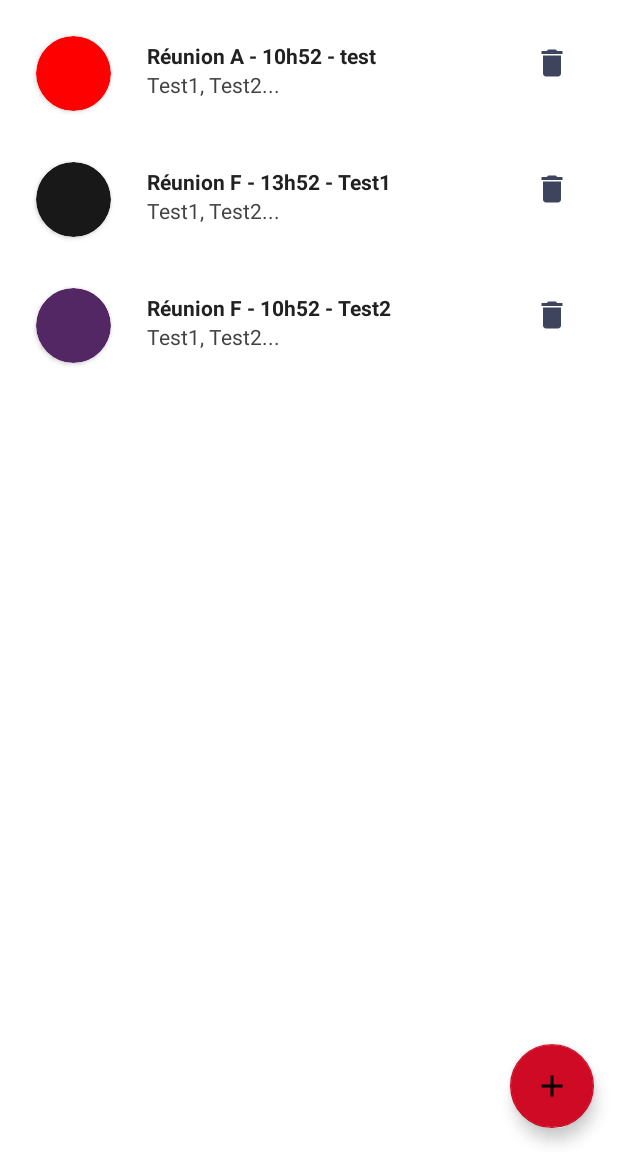
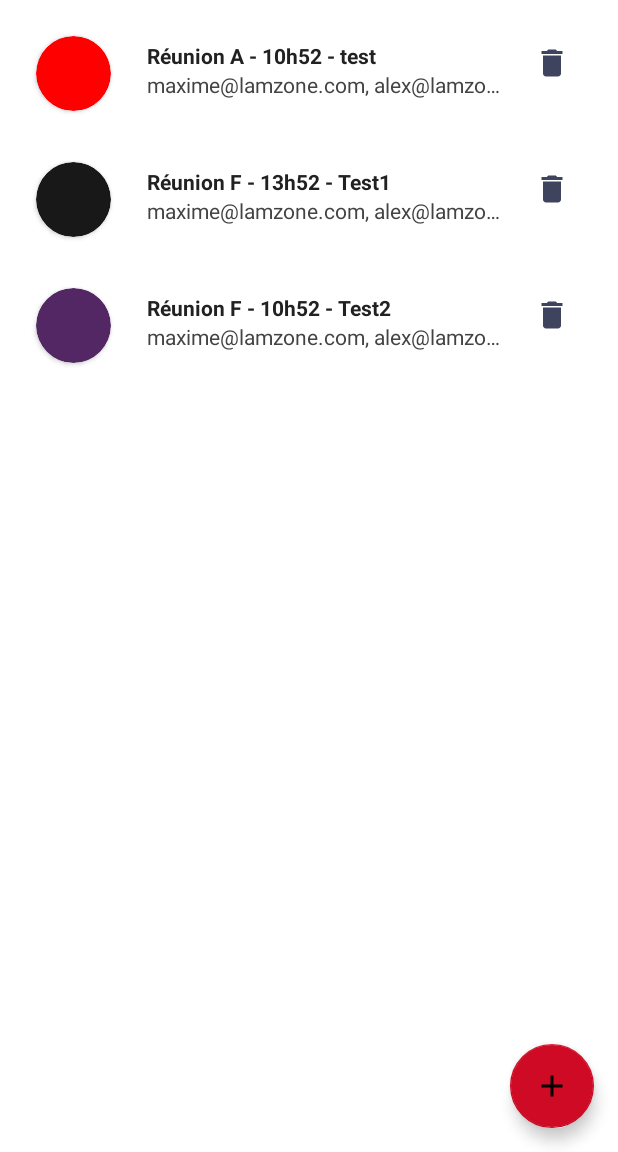
Before and after one commit to Larisme/Mar-u, an Android app: the screen it shows after launch (ListMeetingActivity), on a phone screen of 412 x 824 dp, the part 84-1236 px from its top. Run offline under Robolectric (Android 15) with nearby library versions, the phone set to English and light mode, and no system bars; our stand-ins replace ButterKnife, EventBus.

Commit message:
final vers.

```diff
--- a/app/build.gradle
+++ b/app/build.gradle
@@ -6,7 +6,7 @@ android {
 
     defaultConfig {
         applicationId "com.benjamin.dugas.maru"
-        minSdkVersion 21
+        minSdkVersion 24
         targetSdkVersion 29
         versionCode 1
         versionName "1.0"
--- a/app/src/main/java/com/benjamin/dugas/maru/model/Meeting.java
+++ b/app/src/main/java/com/benjamin/dugas/maru/model/Meeting.java
@@ -6,6 +6,10 @@ public class    Meeting {
 
     /** Avatar **/
     private int avatarColor;
+
+    /** Date **/
+    private int day;
+    private int month;
 
     /** Hour **/
     private int hour;
@@ -22,14 +26,20 @@ public class    Meeting {
 
     /**
      * Constructor
+     * @param avatarColor
+     * @param day
+     * @param month
      * @param hour
+     * @param minutes
      * @param location
      * @param topic
      * @param participants
      */
-    public Meeting(int avatarColor, int hour, int minutes,  String location, String topic,
+    public Meeting(int avatarColor, int day, int month, int hour, int minutes,  String location, String topic,
                    List<String> participants) {
         this.avatarColor = avatarColor;
+        this.day = day;
+        this.month = month;
         this.hour = hour;
         this.minutes = minutes;
         this.location = location;
@@ -40,6 +50,14 @@ public class    Meeting {
     public int getAvatarColor() {return avatarColor; }
 
     public void setAvatarColor(int avatarColor) { this.avatarColor = avatarColor; }
+
+    public int getDay() { return day; }
+
+    public void setDay(int day) { this.day = day; }
+
+    public int getMonth() { return month; }
+
+    public void setMonth(int month) { this.month = month; }
 
     public int getHour() { return hour; }
 
--- a/app/src/main/java/com/benjamin/dugas/maru/service/DummyMeetingApiService.java
+++ b/app/src/main/java/com/benjamin/dugas/maru/service/DummyMeetingApiService.java
@@ -29,10 +29,10 @@ public class DummyMeetingApiService implements MeetingApiService {
     }
 
     @Override
-    public List<Meeting> filterMeetingByHour( int hour ) {
+    public List<Meeting> filterMeetingByDate( int day, int month ) {
         List<Meeting> filterMeeting = new ArrayList<>();
         for (Meeting meeting : meetings) {
-            if (meeting.getHour() == hour)
+            if (meeting.getDay() == day && meeting.getMonth() == month)
                 filterMeeting.add(meeting);
         }
         return filterMeeting;
--- a/app/src/main/java/com/benjamin/dugas/maru/service/DummyMeetingGenerator.java
+++ b/app/src/main/java/com/benjamin/dugas/maru/service/DummyMeetingGenerator.java
@@ -11,12 +11,12 @@ public abstract class DummyMeetingGenerator {
     static int red = 0xffff0000;
     static int black = 0xff181818;
     static int purple = 0xff532764;
-    private static List participants = Arrays.asList("Test1", "Test2");
+    private static List participants = Arrays.asList("maxime@lamzone.com", "alex@lamzone.com");
 
     public static List<Meeting> DUMMY_MEETING = Arrays.asList(
-            new Meeting(red,10, 52, "A", "test", participants),
-            new Meeting(black,13, 52, "F", "Test1", participants),
-            new Meeting(purple,10, 52, "F", "Test2", participants)
+            new Meeting(red,10, 2, 10, 52, "A", "test", participants),
+            new Meeting(black,13, 2, 13, 52, "F", "Test1", participants),
+            new Meeting(purple,10, 2, 10, 52, "F", "Test2", participants)
     );
 
     static List<Meeting> generateMeetings() {
--- a/app/src/main/java/com/benjamin/dugas/maru/service/MeetingApiService.java
+++ b/app/src/main/java/com/benjamin/dugas/maru/service/MeetingApiService.java
@@ -14,5 +14,5 @@ public interface MeetingApiService {
 
     List<Meeting> filterMeetingByLocation(String location);
 
-    List<Meeting> filterMeetingByHour(/*String hour*/ int hour);
+    List<Meeting> filterMeetingByDate(int day, int month);
 }
--- a/app/src/main/java/com/benjamin/dugas/maru/ui/meeting_list/MeetingAdapter.java
+++ b/app/src/main/java/com/benjamin/dugas/maru/ui/meeting_list/MeetingAdapter.java
@@ -35,7 +35,7 @@ public class MeetingAdapter extends RecyclerView.Adapter<MeetingViewHolder> {
 
         viewHolder.mMeetingAvatar.setCardBackgroundColor(meeting.getAvatarColor());
         viewHolder.mMeetingInfo.setText(String.format("Réunion %s - %sh%s - %s", meeting.getLocation(), meeting.getHour(), meeting.getMinutes(), meeting.getTopic()));
-        viewHolder.mMeetingParticipants.setText(String.format("%s, %s...", meeting.getParticipant(0), meeting.getParticipant(1)));
+        viewHolder.mMeetingParticipants.setText(String.format("%s, %s", meeting.getParticipant(0), meeting.getParticipant(1)));
 
         viewHolder.mDeleteButton.setOnClickListener(new View.OnClickListener(){
             @Override
--- a/app/src/main/res/layout/activity_main.xml
+++ b/app/src/main/res/layout/activity_main.xml
@@ -37,4 +37,6 @@
             android:src="@drawable/baseline_add_24"
             android:tint="@color/colorWhite"/>
 
+
+
 </androidx.constraintlayout.widget.ConstraintLayout>
--- a/app/src/main/res/layout/fragment_meeting.xml
+++ b/app/src/main/res/layout/fragment_meeting.xml
@@ -1,5 +1,6 @@
 <?xml version="1.0" encoding="utf-8"?>
-<androidx.constraintlayout.widget.ConstraintLayout xmlns:android="http://schemas.android.com/apk/res/android"
+<androidx.constraintlayout.widget.ConstraintLayout
+    xmlns:android="http://schemas.android.com/apk/res/android"
     xmlns:app="http://schemas.android.com/apk/res-auto"
     android:layout_width="match_parent"
     android:layout_height="wrap_content"
@@ -32,13 +33,15 @@
 
     <TextView
         android:id="@+id/tv_participants"
-        android:layout_width="wrap_content"
+        android:layout_width="240dp"
         android:layout_height="wrap_content"
         android:layout_marginStart="24dp"
         android:textStyle="normal"
         app:layout_constraintTop_toBottomOf="@id/item_list_name"
         app:layout_constraintStart_toEndOf="@+id/item_list_avatar"
-        android:text="maxime@lamzone.com, alex@lamzo..."
+        android:ellipsize="end"
+        android:maxLines="1"
+        android:text="maxime@lamzone.com, alex@lamzone.com"
         android:textColor="@color/colorParticipants"/>
 
     <ImageButton
--- a/app/src/main/res/menu/menu_main.xml
+++ b/app/src/main/res/menu/menu_main.xml
@@ -10,21 +10,7 @@
         android:iconTint="@color/colorWhite"
         app:showAsAction="ifRoom" >
         <menu>
-            <item android:id="@+id/menuItem_hour" android:title="Hour" >
-                <menu>
-                    <item android:id="@+id/i_09h00" android:title="09h00"/>
-                    <item android:id="@+id/i_10h00" android:title="10h00"/>
-                    <item android:id="@+id/i_11h00" android:title="11h00"/>
-                    <item android:id="@+id/i_12h00" android:title="12h00"/>
-                    <item android:id="@+id/i_13h00" android:title="13h00"/>
-                    <item android:id="@+id/i_14h00" android:title="14h00"/>
-                    <item android:id="@+id/i_15h00" android:title="15h00"/>
-                    <item android:id="@+id/i_16h00" android:title="16h00"/>
-                    <item android:id="@+id/i_17h00" android:title="17h00"/>
-                    <item android:id="@+id/i_18h00" android:title="18h00"/>
-                    <item android:id="@+id/i_19h00" android:title="19h00"/>
-                </menu>
-            </item>
+            <item android:id="@+id/i_date" android:title="Date"/>
             <item android:id="@+id/menuItem_location" android:title="Location">
                 <menu>
                     <item android:id="@+id/i_a" android:title="A"/>
@@ -34,6 +20,9 @@
                     <item android:id="@+id/i_e" android:title="E"/>
                     <item android:id="@+id/i_f" android:title="F"/>
                     <item android:id="@+id/i_g" android:title="G"/>
+                    <item android:id="@+id/i_h" android:title="H"/>
+                    <item android:id="@+id/i_i" android:title="I"/>
+                    <item android:id="@+id/i_j" android:title="J"/>
                 </menu>
             </item>
         </menu>
--- a/build.gradle
+++ b/build.gradle
@@ -5,7 +5,7 @@ buildscript {
         jcenter()
     }
     dependencies {
-        classpath 'com.android.tools.build:gradle:4.1.1'
+        classpath 'com.android.tools.build:gradle:4.1.2'
 
         // NOTE: Do not place your application dependencies here; they belong
         // in the individual module build.gradle files
```
Also changed, not shown: app/src/main/java/com/benjamin/dugas/maru/ui/meeting_list/AddMeetingActivity.java (+39 -3 lines), app/src/main/java/com/benjamin/dugas/maru/ui/meeting_list/ListMeetingActivity.java (+12 -33 lines), app/src/main/res/layout/activity_add_meeting.xml (+15 -2 lines), 2 other files.
